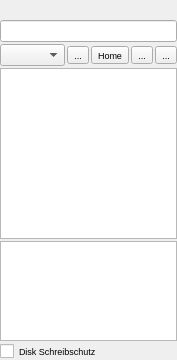
Old version of the form src/widget_file_browse.ui in the repository ThKattanek/emu64.
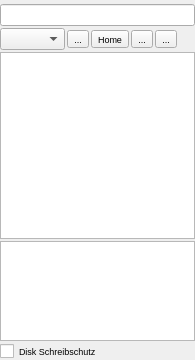
New version of the form. Icons and pictures are not drawn.

The edit to the form file:
```diff
--- a/src/widget_file_browse.ui
+++ b/src/widget_file_browse.ui
@@ -6,7 +6,7 @@
    <rect>
     <x>0</x>
     <y>0</y>
-    <width>173</width>
+    <width>195</width>
     <height>360</height>
    </rect>
   </property>
@@ -27,7 +27,7 @@
     <number>0</number>
    </property>
    <property name="topMargin">
-    <number>0</number>
+    <number>4</number>
    </property>
    <property name="rightMargin">
     <number>0</number>
@@ -40,23 +40,6 @@
      <property name="spacing">
       <number>2</number>
      </property>
-     <item>
-      <layout class="QHBoxLayout" name="horizontalLayout_2">
-       <item>
-        <spacer name="horizontalSpacer">
-         <property name="orientation">
-          <enum>Qt::Horizontal</enum>
-         </property>
-         <property name="sizeHint" stdset="0">
-          <size>
-           <width>40</width>
-           <height>20</height>
-          </size>
-         </property>
-        </spacer>
-       </item>
-      </layout>
-     </item>
      <item>
       <widget class="QLineEdit" name="AktPath">
        <property name="sizePolicy">
@@ -189,6 +172,19 @@
        </property>
       </widget>
      </item>
+     <item>
+      <spacer name="horizontalSpacer">
+       <property name="orientation">
+        <enum>Qt::Horizontal</enum>
+       </property>
+       <property name="sizeHint" stdset="0">
+        <size>
+         <width>40</width>
+         <height>0</height>
+        </size>
+       </property>
+      </spacer>
+     </item>
      <item>
       <layout class="QHBoxLayout" name="horizontalLayout_3">
        <item>
```
